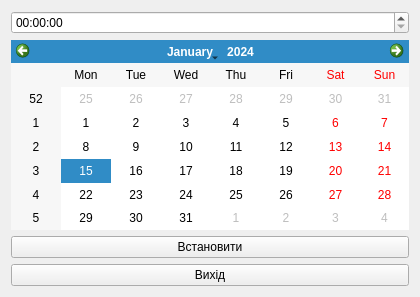
Before: the Qt Designer form ClimateControlSystem/Frames/SettingsFrames/DateTimeSetup.ui in Aleksey710/climatecontrolsystem, drawn with Qt 5.
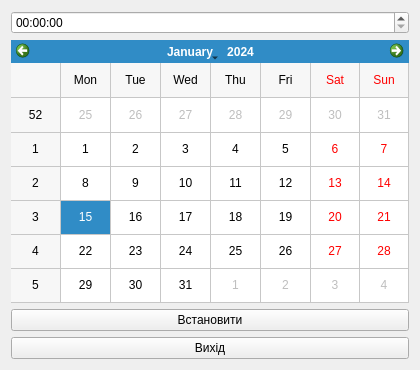
After: the same form once the commit is applied.

Diff of the .ui file:
```diff
--- a/ClimateControlSystem/Frames/SettingsFrames/DateTimeSetup.ui
+++ b/ClimateControlSystem/Frames/SettingsFrames/DateTimeSetup.ui
@@ -7,7 +7,7 @@
     <x>0</x>
     <y>0</y>
     <width>420</width>
-    <height>297</height>
+    <height>370</height>
    </rect>
   </property>
   <property name="windowTitle">
@@ -17,7 +17,11 @@
    <item row="0" column="0">
     <layout class="QGridLayout" name="gridLayout">
      <item row="1" column="0">
-      <widget class="QCalendarWidget" name="calendarWidget"/>
+      <widget class="QCalendarWidget" name="calendarWidget">
+       <property name="gridVisible">
+        <bool>true</bool>
+       </property>
+      </widget>
      </item>
      <item row="2" column="0">
       <widget class="QPushButton" name="pbSet">
```
